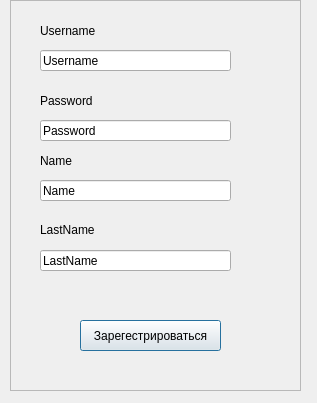
dedseccoder/MusicXBackend, file Qt_tests/singupwindow.ui: the form before one commit.
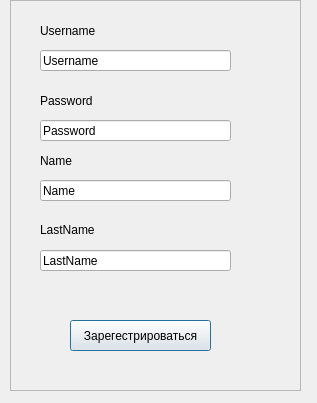
The form after the commit.

Diff of the .ui file:
```diff
--- a/Qt_tests/singupwindow.ui
+++ b/Qt_tests/singupwindow.ui
@@ -135,7 +135,7 @@
    <widget class="QPushButton" name="Sing_In2">
     <property name="geometry">
      <rect>
-      <x>70</x>
+      <x>60</x>
       <y>320</y>
       <width>141</width>
       <height>31</height>
```
Left out of the diff: 2 changed lines with no effect on the pictures.
